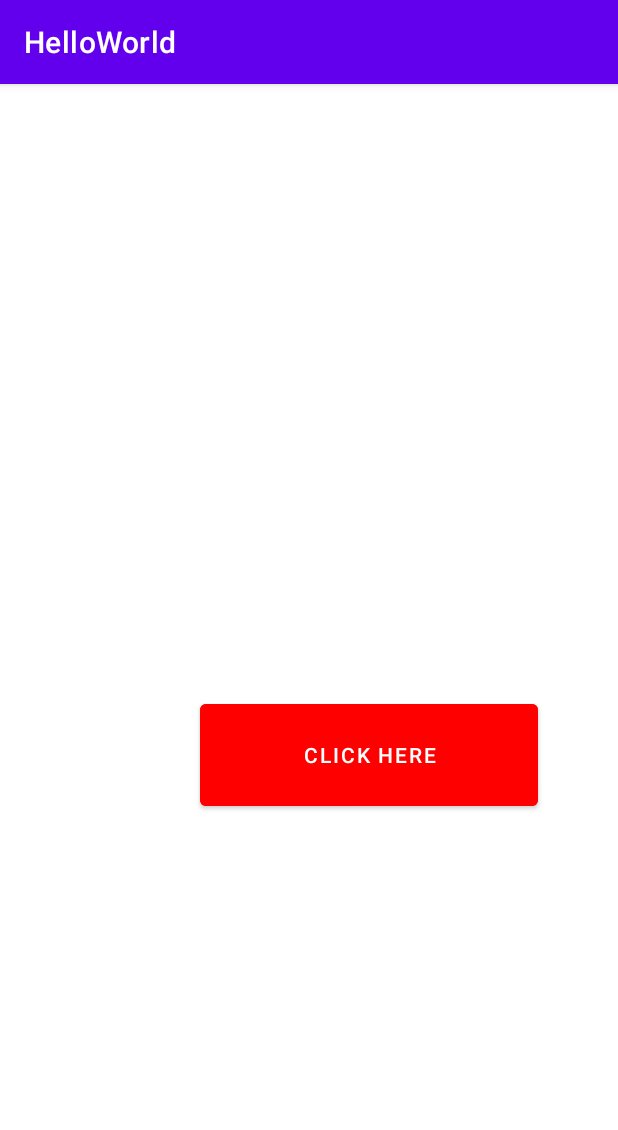
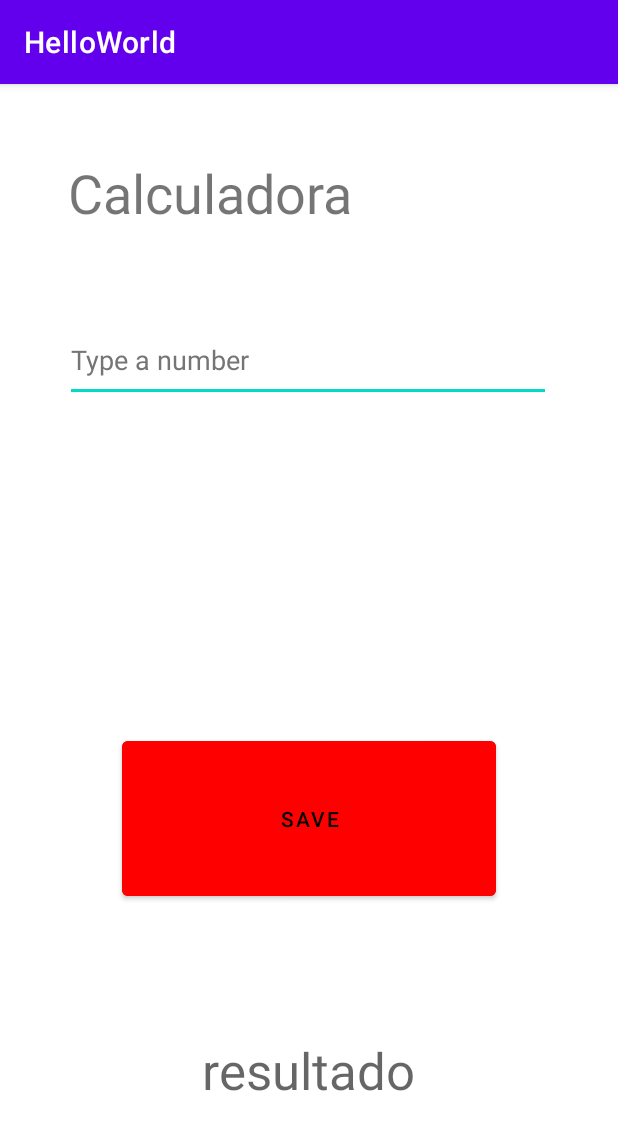
Before and after one commit to dipievil/SENAC-java-android-learnig, an Android app: the screen it shows after launch (Tela01Activity), on a phone screen of 412 x 824 dp. Shown: the top 1130 px of the screen. Run offline under Robolectric (Android 15) with nearby library versions, the phone set to English and light mode, and no system bars.

Commit message:
Add screen 2

```diff
--- a/app/build.gradle
+++ b/app/build.gradle
@@ -10,7 +10,7 @@ android {
         minSdk 26
         targetSdk 32
         versionCode 1
-        versionName "1.0"
+        versionName "0.1"
 
         testInstrumentationRunner "androidx.test.runner.AndroidJUnitRunner"
     }
--- a/app/src/main/res/layout/activity_tela01.xml
+++ b/app/src/main/res/layout/activity_tela01.xml
@@ -6,16 +6,58 @@
     android:layout_height="match_parent">
 
     <Button
-        android:id="@+id/button"
-        android:layout_width="225dp"
-        android:layout_height="80dp"
+        android:id="@+id/btnCalc"
+        android:layout_width="249dp"
+        android:layout_height="115dp"
         android:layout_marginStart="80dp"
+        android:layout_marginTop="220dp"
+        android:layout_marginEnd="80dp"
         android:backgroundTint="#FF0000"
-        android:text="Click Here"
+        android:text="Save"
+        android:textColor="#000000"
+        app:layout_constraintBottom_toTopOf="@+id/tvResult"
+        app:layout_constraintEnd_toEndOf="parent"
+        app:layout_constraintStart_toStartOf="parent"
+        app:layout_constraintTop_toBottomOf="@+id/etValue"
+        app:layout_constraintVertical_bias="0.0" />
+
+    <TextView
+        android:id="@+id/txtCalc"
+        android:layout_width="wrap_content"
+        android:layout_height="wrap_content"
+        android:layout_marginTop="48dp"
+        android:text="Calculadora"
+        android:textAlignment="center"
+        android:textSize="36sp"
+        app:layout_constraintEnd_toEndOf="parent"
+        app:layout_constraintHorizontal_bias="0.2"
+        app:layout_constraintStart_toStartOf="parent"
+        app:layout_constraintTop_toTopOf="parent" />
+
+    <EditText
+        android:id="@+id/etValue"
+        android:layout_width="324dp"
+        android:layout_height="55dp"
+        android:layout_marginTop="60dp"
+        android:autofillHints=""
+        android:ems="10"
+        android:hint="Type a number"
+        android:inputType="numberDecimal"
+        android:textColorHint="#757575"
+        app:layout_constraintEnd_toEndOf="parent"
+        app:layout_constraintHorizontal_bias="0.494"
+        app:layout_constraintStart_toStartOf="parent"
+        app:layout_constraintTop_toBottomOf="@+id/txtCalc" />
+
+    <TextView
+        android:id="@+id/tvResult"
+        android:layout_width="wrap_content"
+        android:layout_height="wrap_content"
+        android:layout_marginBottom="88dp"
+        android:hint="resultado"
+        android:textSize="34sp"
         app:layout_constraintBottom_toBottomOf="parent"
         app:layout_constraintEnd_toEndOf="parent"
-        app:layout_constraintHorizontal_bias="0.5"
-        app:layout_constraintStart_toStartOf="parent"
-        app:layout_constraintTop_toTopOf="parent"
-        app:layout_constraintVertical_bias="0.592" />
+        app:layout_constraintHorizontal_bias="0.498"
+        app:layout_constraintStart_toStartOf="parent" />
 </androidx.constraintlayout.widget.ConstraintLayout>
```
